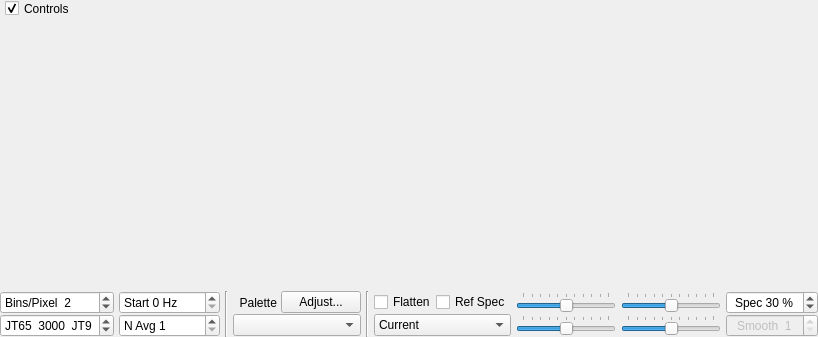
This is widgets/widegraph.ui in saitohirga/WSJT-X as Qt 5 draws it before an edit. The edited form follows.
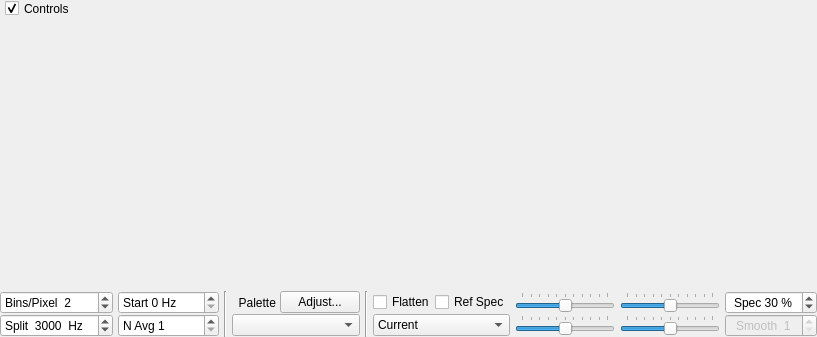
This is the edited form. Custom widgets are drawn as their Qt base class.

Commit message: Here's a start on GUI changes to support FST240W as well as FST240.

The edit to the form file:
```diff
--- a/widgets/widegraph.ui
+++ b/widgets/widegraph.ui
@@ -362,10 +362,10 @@
          <string>&lt;html&gt;&lt;head/&gt;&lt;body&gt;&lt;p&gt;Decode JT9 only above this frequency&lt;/p&gt;&lt;/body&gt;&lt;/html&gt;</string>
         </property>
         <property name="suffix">
-         <string>  JT9</string>
+         <string>  Hz</string>
         </property>
         <property name="prefix">
-         <string>JT65  </string>
+         <string>Split  </string>
         </property>
         <property name="minimum">
          <number>0</number>
```
The commit also changes 6 other files.
